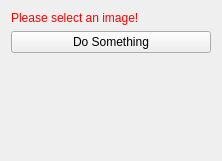
The window that Plugins/org.mitk.gui.qt.eventrecorder/src/internal/InteractionEventRecorderControls.ui (MITK/MITK) describes before a commit, drawn with Qt 5.
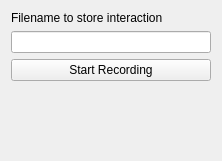
The same window after the commit.

Commit message: move recorder initaialization into plugin

What changed in the file:
```diff
--- a/Plugins/org.mitk.gui.qt.eventrecorder/src/internal/InteractionEventRecorderControls.ui
+++ b/Plugins/org.mitk.gui.qt.eventrecorder/src/internal/InteractionEventRecorderControls.ui
@@ -21,22 +21,22 @@
   </property>
   <layout class="QVBoxLayout" name="verticalLayout">
    <item>
-    <widget class="QLabel" name="labelWarning">
-     <property name="styleSheet">
-      <string notr="true">QLabel { color: rgb(255, 0, 0) }</string>
-     </property>
+    <widget class="QLabel" name="label">
      <property name="text">
-      <string>Please select an image!</string>
+      <string>Filename to store interaction</string>
      </property>
     </widget>
    </item>
    <item>
-    <widget class="QPushButton" name="buttonPerformImageProcessing">
+    <widget class="QLineEdit" name="textFileName"/>
+   </item>
+   <item>
+    <widget class="QPushButton" name="btnStartRecording">
      <property name="toolTip">
       <string>Do image processing</string>
      </property>
      <property name="text">
-      <string>Do Something</string>
+      <string>Start Recording</string>
      </property>
     </widget>
    </item>
```
The commit also changes 4 other files.
